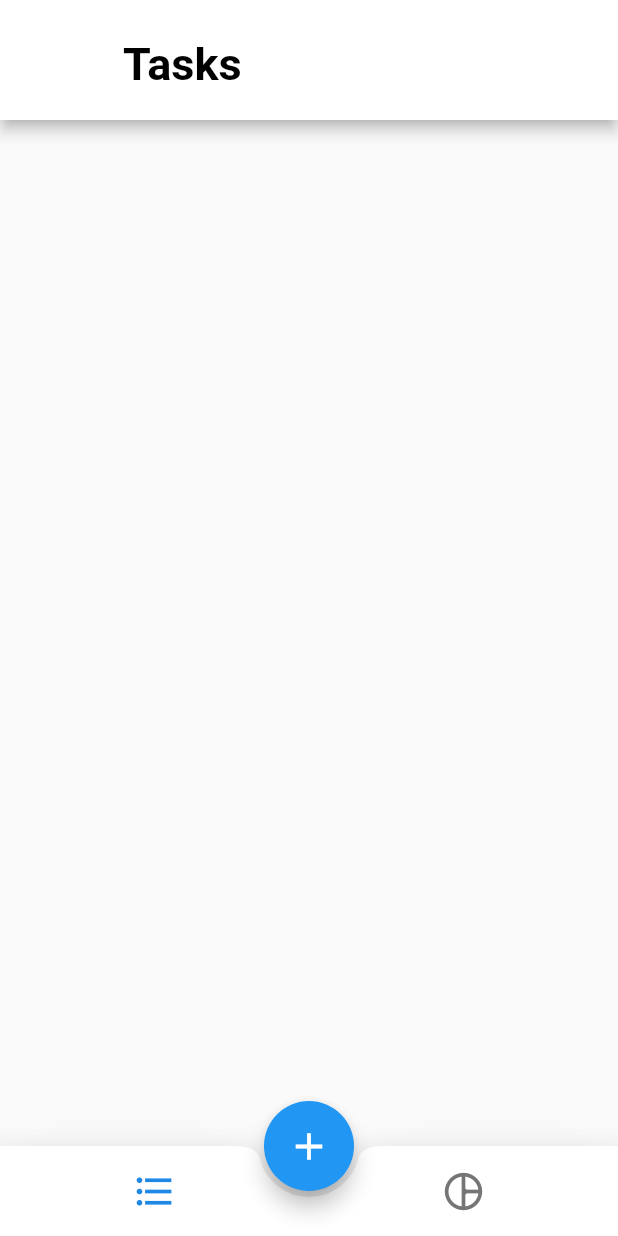
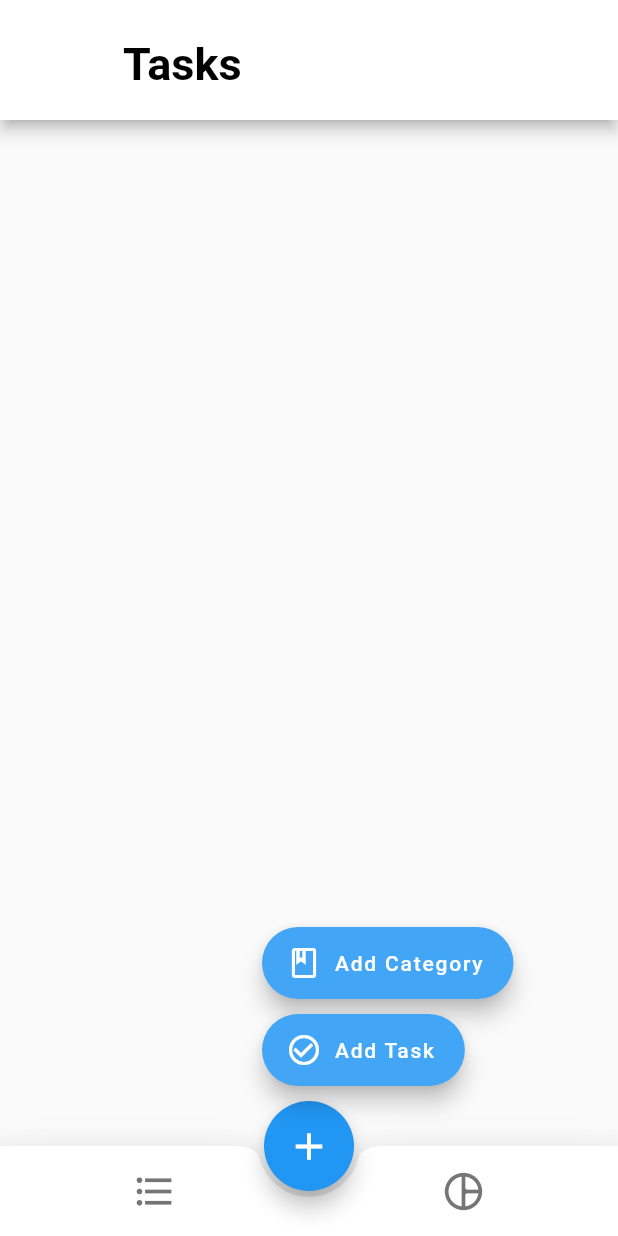
Before and after one commit to jazli1999/time_recipe, a Flutter app: the TasksTab screen opened by its route, after a tap on the "add" icon, on a phone screen of 412 x 824 dp. Run offline on Flutter 3.47's test engine with Material 2 defaults, Android fonts, the phone set to English and light mode, and no system bars; our stand-ins replace dio, fl_chart, flutter_datetime_picker, flutter_phoenix, jiffy, shared_preferences and 1 more; missing offline and left inert: expansion_card; accounts and stored records are empty; network calls fail.

Commit message:
ui: add_button with popup menu

```diff
--- /dev/null
+++ b/lib/components/add_button.dart
@@ -0,0 +1,72 @@
+import 'package:flutter/material.dart';
+
+AddButton button;
+
+AddButton getFab() {
+  if (button == null) button = AddButton();
+  return button;
+}
+
+class AddButton extends StatefulWidget {
+  @override
+  State<StatefulWidget> createState() {
+    return _AddButtonState();
+  }
+}
+
+class _AddButtonState extends State<AddButton> with TickerProviderStateMixin {
+  bool _listShow = false;
+  OverlayEntry _listEntry;
+  Widget miniButtons;
+
+  Widget _getMiniButtons() {
+    if (miniButtons == null)
+      miniButtons = Column(mainAxisAlignment: MainAxisAlignment.end, children: [
+        Row(
+            mainAxisAlignment: MainAxisAlignment.center,
+            crossAxisAlignment: CrossAxisAlignment.end,
+            children: [
+              SizedBox(width: 105),
+              Column(crossAxisAlignment: CrossAxisAlignment.start, children: [
+                FloatingActionButton.extended(
+                    label: Text('Add Category'),
+                    backgroundColor: Colors.blue[400],
+                    icon: Icon(Icons.book_outlined),
+                    onPressed: () {}),
+                SizedBox(height: 10),
+                FloatingActionButton.extended(
+                    label: Text('Add Task'),
+                    backgroundColor: Colors.blue[400],
+                    icon: Icon(Icons.check_circle_outline),
+                    onPressed: () {}),
+              ])
+            ]),
+        SizedBox(height: 100),
+      ]);
+    return miniButtons;
+  }
+
+  void toggleOverlay() {
+    if (_listShow) {
+      _listEntry.remove();
+      _listShow = false;
+    } else {
+      _listEntry = new OverlayEntry(builder: (context) {
+        return _getMiniButtons();
+      });
+      Overlay.of(context).insert(_listEntry);
+      _listShow = true;
+    }
+  }
+
+  Widget build(BuildContext context) {
+    return Container(
+        height: 60,
+        width: 60,
+        child: FloatingActionButton(
+            child: Icon(Icons.add, size: 30),
+            onPressed: () {
+              toggleOverlay();
+            }));
+  }
+}
--- a/lib/components/bottom_bar.dart
+++ b/lib/components/bottom_bar.dart
@@ -1,16 +1,26 @@
 import 'package:flutter/material.dart';
 
-class BottomBar extends StatelessWidget {
-  BottomBar({@required this.selected});
+BottomBar bottomBar;
 
-  final String selected;
+BottomBar getBar() {
+  if (bottomBar == null) bottomBar = BottomBar();
+  return bottomBar;
+}
 
-  static Widget getFab() {
-    return Container(
-        height: 60,
-        width: 60,
-        child: FloatingActionButton(
-            child: Icon(Icons.add, size: 30), onPressed: () {}));
+class BottomBar extends StatefulWidget {
+  @override
+  State<StatefulWidget> createState() {
+    return _BottomBarState();
+  }
+}
+
+class _BottomBarState extends State<BottomBar> {
+  String selected;
+
+  void changeSelected(String value) {
+    setState(() {
+      this.selected = value;
+    });
   }
 
   @override
@@ -30,6 +40,7 @@ class BottomBar extends StatelessWidget {
                         ? Colors.blue[600]
                         : Colors.grey[600]),
                 onPressed: () {
+                  changeSelected('tasks');
                   Navigator.pushNamed(context, '/tasks');
                 }),
             Spacer(flex: 2),
@@ -40,6 +51,7 @@ class BottomBar extends StatelessWidget {
                         ? Colors.blue[600]
                         : Colors.grey[600]),
                 onPressed: () {
+                  changeSelected('statistics');
                   Navigator.pushNamed(context, '/statistics');
                 }),
             Spacer(flex: 1),
--- a/lib/tabs/statistics_tab.dart
+++ b/lib/tabs/statistics_tab.dart
@@ -6,6 +6,7 @@ import 'package:time_recipe/models/app_state_model.dart';
 import 'package:time_recipe/components/time_distribution_card.dart';
 import 'package:time_recipe/components/category_distribution_card.dart';
 import 'package:time_recipe/components/bottom_bar.dart';
+import 'package:time_recipe/components/add_button.dart';
 
 class StatisticsTab extends StatefulWidget {
   @override
@@ -31,8 +32,8 @@ class _StatisticsTabState extends State<StatisticsTab> {
           ),
           floatingActionButtonLocation:
               FloatingActionButtonLocation.centerDocked,
-          floatingActionButton: BottomBar.getFab(),
-          bottomNavigationBar: BottomBar(selected: "statistics"),
+          floatingActionButton: getFab(),
+          bottomNavigationBar: getBar(),
           body: SingleChildScrollView(
               scrollDirection: Axis.vertical,
               child: Padding(
--- a/lib/tabs/tasks_tab.dart
+++ b/lib/tabs/tasks_tab.dart
@@ -8,6 +8,7 @@ import 'package:time_recipe/models/category.dart';
 import 'package:time_recipe/models/app_state_model.dart';
 import 'package:time_recipe/models/repository.dart';
 import 'package:time_recipe/components/bottom_bar.dart';
+import 'package:time_recipe/components/add_button.dart';
 
 class TasksTab extends StatefulWidget {
   @override
@@ -49,10 +50,10 @@ class _TasksTabState extends State<TasksTab> {
             ),
             preferredSize: Size.fromHeight(80),
           ),
-          bottomNavigationBar: BottomBar(selected: "tasks"),
+          bottomNavigationBar: getBar(),
           floatingActionButtonLocation:
               FloatingActionButtonLocation.centerDocked,
-          floatingActionButton: BottomBar.getFab(),
+          floatingActionButton: getFab(),
           body: ListView.builder(
             itemCount: this.categories.length,
             itemBuilder: (context, index) {
```
